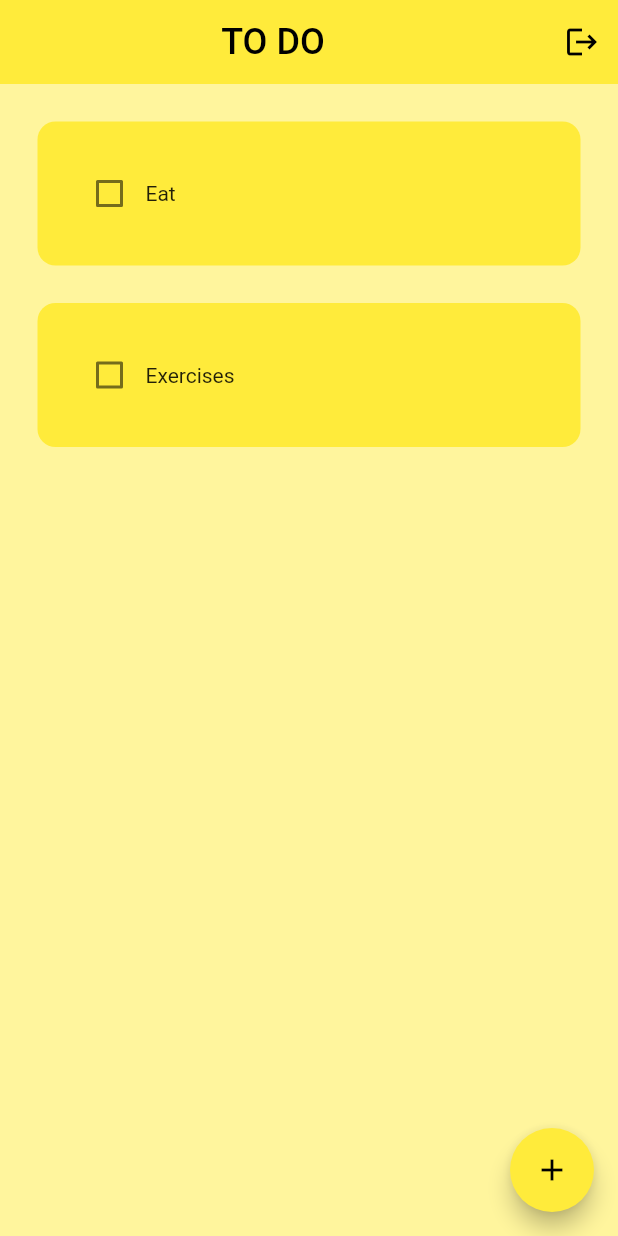
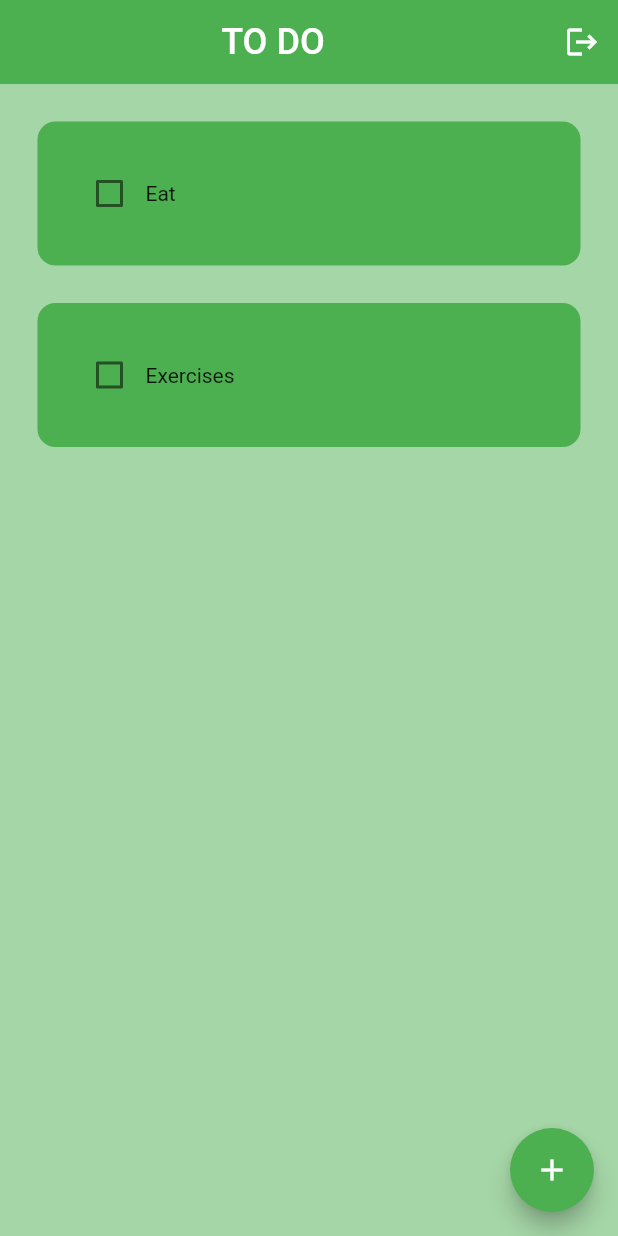
Before and after one commit to anjalstha/Minimal-UI, a Flutter app: the screen it shows once a user with an empty profile is signed in, on a phone screen of 412 x 824 dp. Run offline on Flutter 3.47's test engine with Material 2 defaults, Android fonts, the phone set to English and light mode, and no system bars; drawn by our look-alikes of flutter_slidable; our stand-ins replace firebase_auth, firebase_core, google_sign_in, hive_flutter; accounts and stored records are empty; network calls fail.

```diff
--- a/lib/main.dart
+++ b/lib/main.dart
@@ -28,7 +28,7 @@ class MyApp extends StatelessWidget {
       debugShowCheckedModeBanner: false,
       title: 'Flutter Demo',
       theme: ThemeData(
-        primarySwatch: Colors.yellow,
+        primarySwatch: Colors.green,
       ),
       home: const AuthPage(),
     );
--- a/lib/pages/home_page.dart
+++ b/lib/pages/home_page.dart
@@ -83,7 +83,7 @@ class _HomePageState extends State<HomePage> {
   @override
   Widget build(BuildContext context) {
     return Scaffold(
-      backgroundColor: Colors.yellow[200],
+      backgroundColor: Colors.green[200],
       appBar: AppBar(
         title: const Center(
           child: Text(
--- a/lib/util/dialogue_box.dart
+++ b/lib/util/dialogue_box.dart
@@ -17,7 +17,7 @@ class DialogBox extends StatelessWidget {
   @override
   Widget build(BuildContext context) {
     return AlertDialog(
-      backgroundColor: Colors.yellow[300],
+      backgroundColor: Colors.green[400],
       content: Container(
         height: 120,
         child: Column(
@@ -26,7 +26,7 @@ class DialogBox extends StatelessWidget {
             // get user input
             TextField(
               controller: controller,
-              decoration: InputDecoration(
+              decoration: const InputDecoration(
                 border: OutlineInputBorder(),
                 hintText: "Add a new task",
               ),
--- a/lib/util/my_button.dart
+++ b/lib/util/my_button.dart
@@ -13,7 +13,7 @@ class MyButton extends StatelessWidget {
   Widget build(BuildContext context) {
     return MaterialButton(
       onPressed: onPressed,
-      color: Theme.of(context).primaryColor,
+      color: Colors.green,
       child: Text(text),
     );
   }
--- a/lib/util/todo_tile.dart
+++ b/lib/util/todo_tile.dart
@@ -26,7 +26,7 @@ class ToDoTile extends StatelessWidget {
             SlidableAction(
               onPressed: deleteFunction,
               icon: Icons.delete,
-              backgroundColor: Colors.red.shade300,
+              backgroundColor: Colors.red,
               borderRadius: BorderRadius.circular(12),
             ),
           ],
@@ -34,7 +34,7 @@ class ToDoTile extends StatelessWidget {
         child: Container(
           padding: const EdgeInsets.all(24),
           decoration: BoxDecoration(
-            color: Colors.yellow,
+            color: Colors.green.shade500,
             borderRadius: BorderRadius.circular(12),
           ),
           child: Row(
```
Also changed, not shown: images/icon.png (added), 37 other files.
